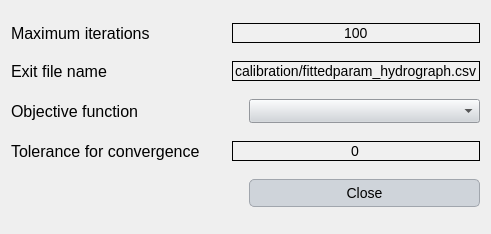
The window that Source_code/ui/calibration_advanced_settings_hydrograph.ui (Inigobarbe/VFSMOD-GUI) describes before a commit, drawn with Qt 5.
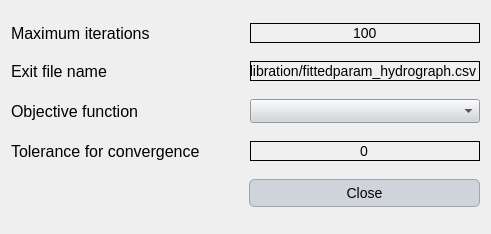
The same window after the commit.

What changed in the file:
```diff
--- a/Source_code/ui/calibration_advanced_settings_hydrograph.ui
+++ b/Source_code/ui/calibration_advanced_settings_hydrograph.ui
@@ -123,10 +123,16 @@
       <widget class="QLabel" name="label">
        <property name="minimumSize">
         <size>
-         <width>215</width>
+         <width>233</width>
          <height>0</height>
         </size>
        </property>
+       <property name="maximumSize">
+        <size>
+         <width>233</width>
+         <height>16777215</height>
+        </size>
+       </property>
        <property name="text">
         <string>Maximum iterations</string>
        </property>
@@ -150,10 +156,16 @@
       <widget class="QLabel" name="label_2">
        <property name="minimumSize">
         <size>
-         <width>215</width>
+         <width>233</width>
          <height>0</height>
         </size>
        </property>
+       <property name="maximumSize">
+        <size>
+         <width>233</width>
+         <height>16777215</height>
+        </size>
+       </property>
        <property name="text">
         <string>Exit file name</string>
        </property>
@@ -177,10 +189,16 @@
       <widget class="QLabel" name="label_3">
        <property name="minimumSize">
         <size>
-         <width>215</width>
+         <width>233</width>
          <height>0</height>
         </size>
        </property>
+       <property name="maximumSize">
+        <size>
+         <width>233</width>
+         <height>16777215</height>
+        </size>
+       </property>
        <property name="text">
         <string>Objective function</string>
        </property>
@@ -197,10 +215,16 @@
       <widget class="QLabel" name="label_4">
        <property name="minimumSize">
         <size>
-         <width>215</width>
+         <width>233</width>
          <height>0</height>
         </size>
        </property>
+       <property name="maximumSize">
+        <size>
+         <width>233</width>
+         <height>16777215</height>
+        </size>
+       </property>
        <property name="text">
         <string>Tolerance for convergence</string>
        </property>
```
